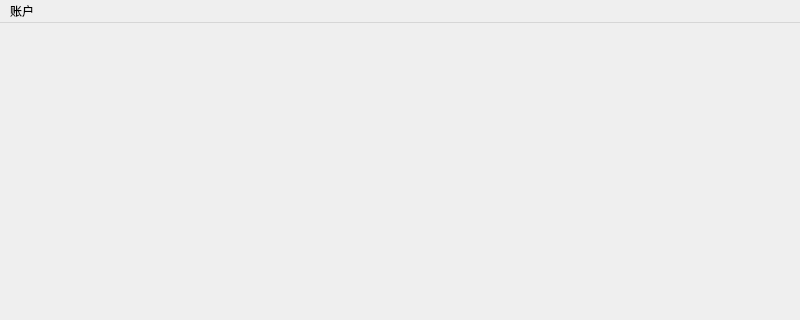
Old version of the form src/pose.ui in the repository qtcv/pose; both pictures show x 0 to 800 and y 0 to 320 of the 800 by 600 pixel window.
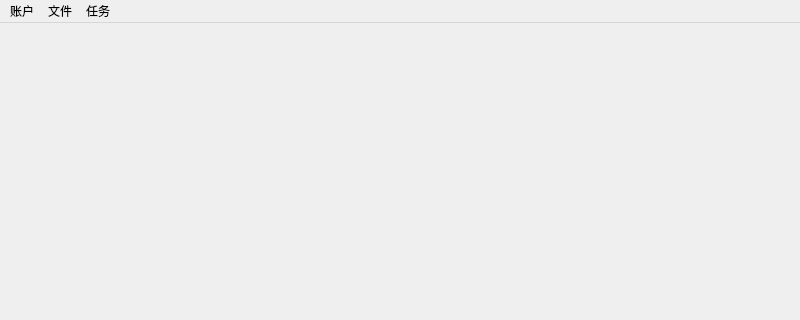
New version of the form.

```diff
--- a/src/pose.ui
+++ b/src/pose.ui
@@ -27,11 +27,26 @@
     <property name="title">
      <string>账户</string>
     </property>
-    <addaction name="action_login"/>
-    <addaction name="action_points"/>
-    <addaction name="action_logout"/>
+    <addaction name="login_act"/>
+    <addaction name="points_act"/>
+    <addaction name="logout_act"/>
+   </widget>
+   <widget class="QMenu" name="menu_2">
+    <property name="title">
+     <string>文件</string>
+    </property>
+    <addaction name="open_act"/>
+    <addaction name="save_act"/>
+   </widget>
+   <widget class="QMenu" name="menu_3">
+    <property name="title">
+     <string>任务</string>
+    </property>
+    <addaction name="choose_task"/>
    </widget>
    <addaction name="menu"/>
+   <addaction name="menu_2"/>
+   <addaction name="menu_3"/>
   </widget>
   <widget class="QStatusBar" name="statusbar"/>
   <action name="action_login">
```
Left out of the diff: 30 changed lines with no effect on the pictures.
